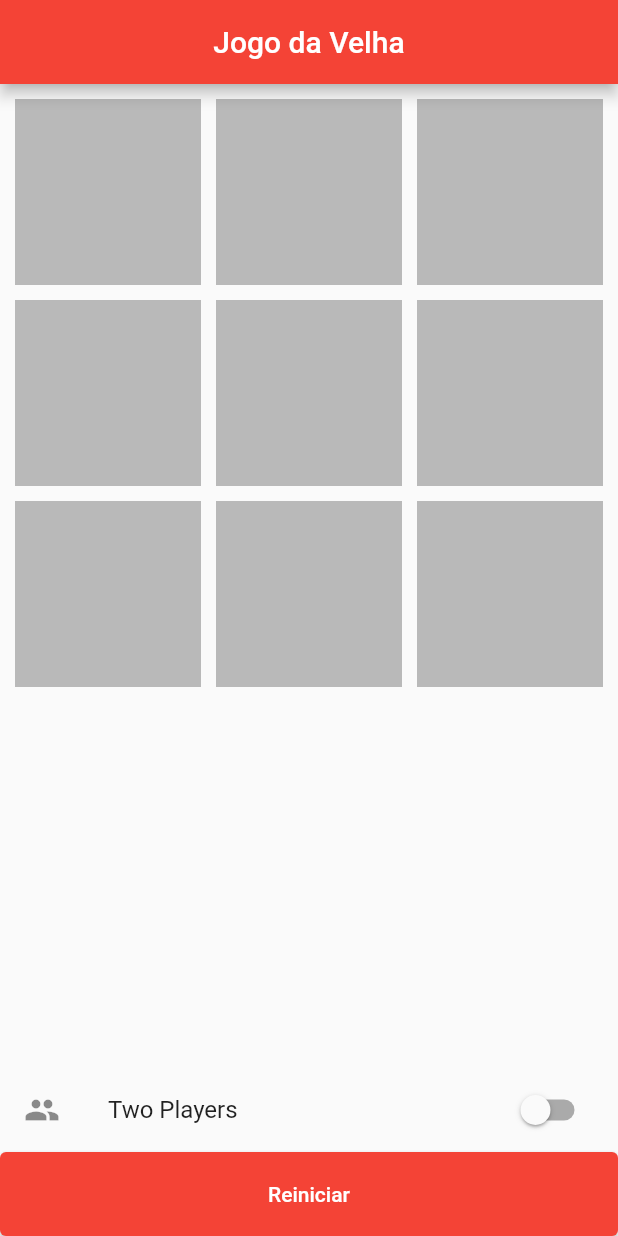
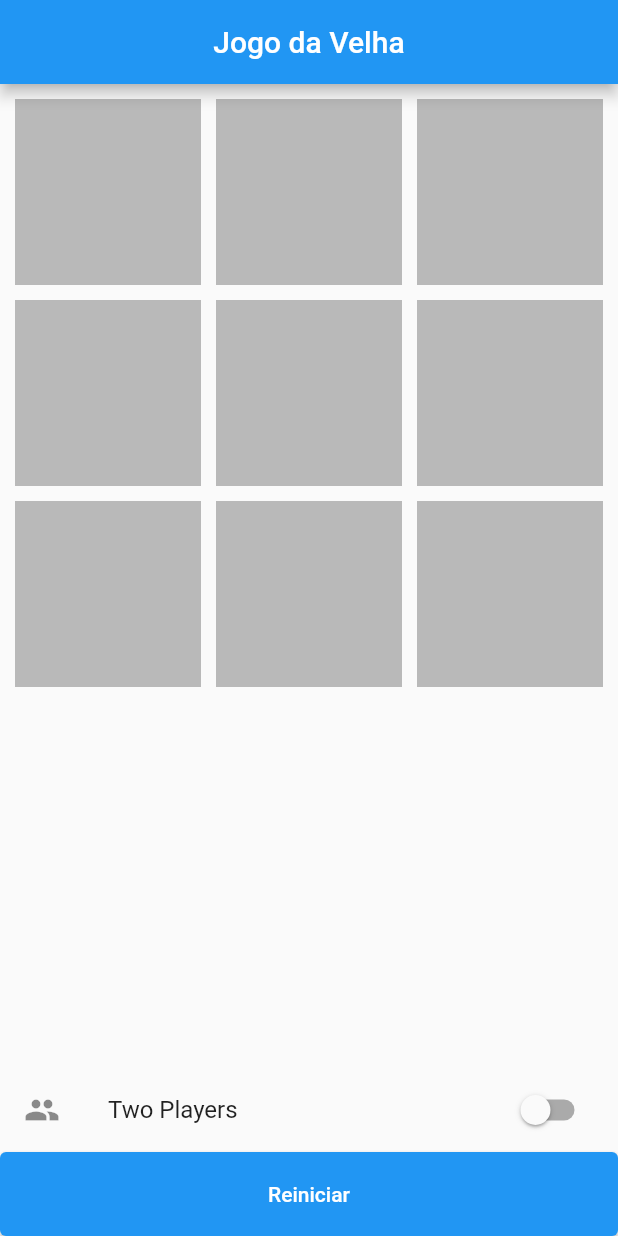
Before and after one commit to GabrielPedrotti/jogodavelha, a Flutter app: the screen it shows after launch, on a phone screen of 412 x 824 dp. Run offline on Flutter 3.47's test engine with Material 2 defaults, Android fonts, the phone set to English and light mode, and no system bars.

Commit message:
feat: change visuals

```diff
--- a/lib/core/constants.dart
+++ b/lib/core/constants.dart
@@ -2,8 +2,8 @@ import 'package:flutter/material.dart';
 
 const int BOARD_SIZE = 9;
 
-const Color PLAYER1_COLOR = Colors.red;
-const Color PLAYER2_COLOR = Colors.blue;
+const Color PLAYER1_COLOR = Colors.blue;
+const Color PLAYER2_COLOR = Colors.green;
 
 const String PLAYER1_SYMBOL = 'X';
 const String PLAYER2_SYMBOL = 'O';
--- a/lib/core/theme_app.dart
+++ b/lib/core/theme_app.dart
@@ -2,7 +2,7 @@ import 'package:flutter/material.dart';
 
 final themeApp = ThemeData(
     visualDensity: VisualDensity.adaptivePlatformDensity,
-    primarySwatch: Colors.red,
+    primarySwatch: Colors.blue,
     buttonTheme: const ButtonThemeData(
       height: 52,
       textTheme: ButtonTextTheme.primary,
```
